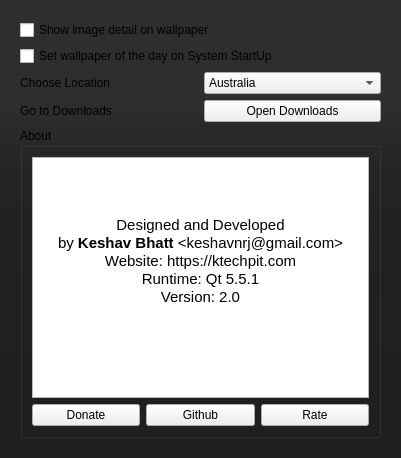
Above: settings.ui from keshavbhatt/BingWall before the change. Below: the same form after it.
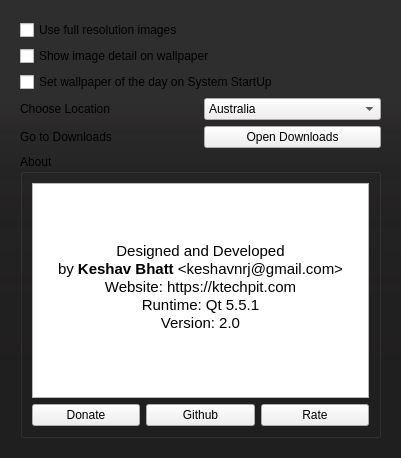
That is the form after the change. Icons and pictures are not drawn. Custom widgets are drawn as their Qt base class.

Commit message: Add a setting to use full resolution images

Diff of the .ui file:
```diff
--- a/settings.ui
+++ b/settings.ui
@@ -29,6 +29,13 @@
       <string notr="true"/>
      </property>
      <layout class="QVBoxLayout" name="verticalLayout">
+      <item>
+       <widget class="QCheckBox" name="fullRes">
+        <property name="text">
+         <string>Use full resolution images</string>
+        </property>
+       </widget>
+      </item>
       <item>
        <widget class="QCheckBox" name="watermark">
         <property name="text">
```
The commit also changes 1 other file.
